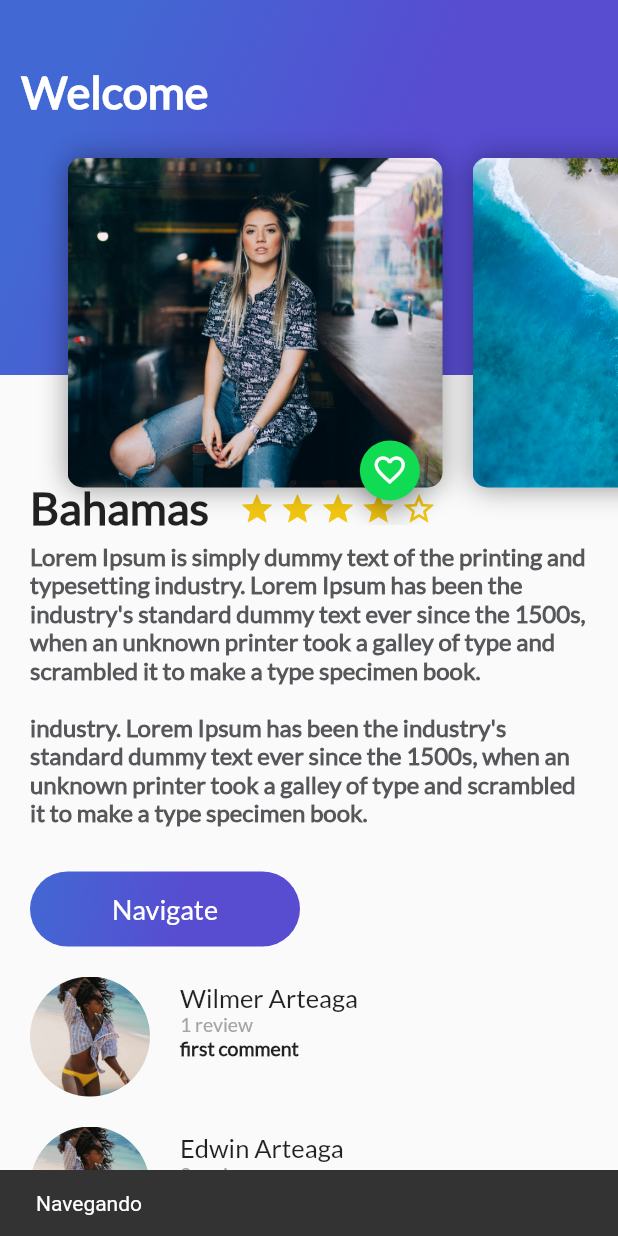
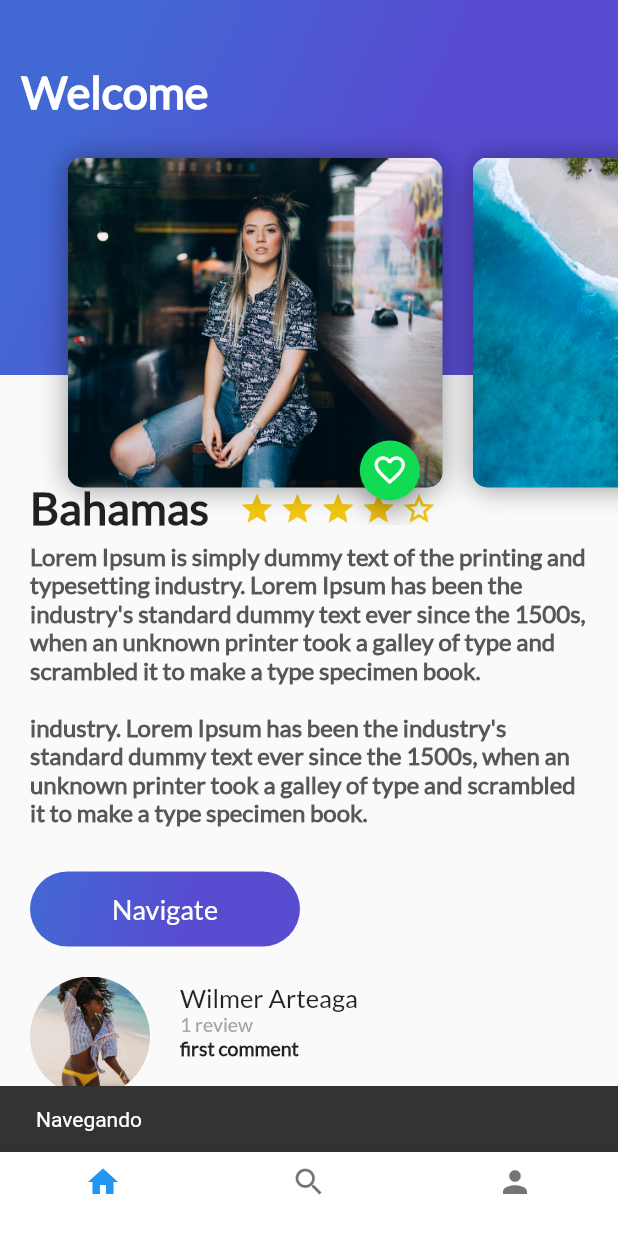
Before and after one commit to killerwilmer/flutter, a Flutter app: the screen it shows after launch, after a tap on "Navigate", on a phone screen of 412 x 824 dp. Run offline on Flutter 3.47's test engine with Material 2 defaults, Android fonts, the phone set to English and light mode, and no system bars.

Commit message:
created BottomNavigationBar

```diff
--- /dev/null
+++ b/platzi/Curso_de_Flutter/trips_app/lib/home_trips.dart
@@ -0,0 +1,32 @@
+import 'package:flutter/material.dart';
+import 'package:trips_app/review-list.dart';
+
+import 'description_place.dart';
+import 'header_appbar.dart';
+
+class HomeTrips extends StatelessWidget {
+
+  String descriptionDummy = "Lorem Ipsum is simply dummy text of the printing and typesetting "
+      "industry. Lorem Ipsum has been the industry's standard "
+      "dummy text ever since the 1500s, when an unknown printer "
+      "took a galley of type and scrambled it to make a type specimen book." + "\n\n"
+      "industry. Lorem Ipsum has been the industry's standard "
+      "dummy text ever since the 1500s, when an unknown printer "
+      "took a galley of type and scrambled it to make a type specimen book.";
+
+
+  @override
+  Widget build(BuildContext context) {
+    return Stack(
+      children: <Widget>[
+        ListView(
+          children: <Widget>[
+            DescriptionPlace("Bahamas", 4, descriptionDummy),
+            ReviewList()
+          ],
+        ),
+        HeaderAppBar()
+      ],
+    );
+  }
+}
--- /dev/null
+++ b/platzi/Curso_de_Flutter/trips_app/lib/killer_trips.dart
@@ -0,0 +1,47 @@
+import 'package:flutter/material.dart';
+import 'home_trips.dart';
+import 'search_trips.dart';
+import 'profile_trips.dart';
+
+class KillerTrips extends StatefulWidget {
+  @override
+  State<StatefulWidget> createState() {
+    return _KillerTrips();
+  }
+}
+
+class _KillerTrips extends State<KillerTrips> {
+  int indexTap = 0;
+
+  final List<Widget> widgetsChildren = [
+    HomeTrips(),
+    SearchTrips(),
+    ProfileTrips()
+  ];
+
+  void onTapTapped(int index) {
+    setState(() {
+      indexTap = index;
+    });
+  }
+
+  @override
+  Widget build(BuildContext context) {
+    return Scaffold(
+      body: widgetsChildren[indexTap],
+      bottomNavigationBar: Theme(
+        data: Theme.of(context)
+            .copyWith(canvasColor: Colors.white, primaryColor: Colors.purple),
+        child: BottomNavigationBar(
+          onTap: onTapTapped,
+          currentIndex: indexTap,
+            items: [
+              BottomNavigationBarItem(icon: Icon(Icons.home), title: Text("")),
+              BottomNavigationBarItem(icon: Icon(Icons.search), title: Text("")),
+              BottomNavigationBarItem(icon: Icon(Icons.person), title: Text(""))
+            ]
+        ),
+      ),
+    );
+  }
+}
--- a/platzi/Curso_de_Flutter/trips_app/lib/main.dart
+++ b/platzi/Curso_de_Flutter/trips_app/lib/main.dart
@@ -1,42 +1,17 @@
 import 'package:flutter/material.dart';
-import 'description_place.dart';
-import 'review-list.dart';
-import 'gradient_back.dart';
-import 'header_appbar.dart';
+import 'killer_trips.dart';
 
 void main() => runApp(MyApp());
 
 class MyApp extends StatelessWidget {
-  // This widget is the root of your application.
-  String descriptionDummy = "Lorem Ipsum is simply dummy text of the printing and typesetting "
-      "industry. Lorem Ipsum has been the industry's standard "
-      "dummy text ever since the 1500s, when an unknown printer "
-      "took a galley of type and scrambled it to make a type specimen book." + "\n\n"
-      "industry. Lorem Ipsum has been the industry's standard "
-      "dummy text ever since the 1500s, when an unknown printer "
-      "took a galley of type and scrambled it to make a type specimen book.";
-
   @override
   Widget build(BuildContext context) {
     return MaterialApp(
-      title: 'Flutter Demo',
-      theme: ThemeData(
-        primarySwatch: Colors.blue,
-      ),
-      home: Scaffold(
-        //body: new DescriptionPlace("Bahamas", 4, descriptionDummy),
-        body: Stack(
-          children: <Widget>[
-            ListView(
-              children: <Widget>[
-                DescriptionPlace("Bahamas", 4, descriptionDummy),
-                ReviewList()
-              ],
-            ),
-            HeaderAppBar()
-          ],
+        title: 'Flutter Demo',
+        theme: ThemeData(
+          primarySwatch: Colors.blue,
         ),
-      )
+        home: KillerTrips()
     );
   }
 }
--- /dev/null
+++ b/platzi/Curso_de_Flutter/trips_app/lib/profile_trips.dart
@@ -0,0 +1,11 @@
+import 'package:flutter/material.dart';
+
+class ProfileTrips extends StatelessWidget {
+  @override
+  Widget build(BuildContext context) {
+    return Container(
+      color: Colors.indigo,
+    );
+  }
+
+}
--- /dev/null
+++ b/platzi/Curso_de_Flutter/trips_app/lib/search_trips.dart
@@ -0,0 +1,11 @@
+import 'package:flutter/material.dart';
+
+class SearchTrips extends StatelessWidget {
+  @override
+  Widget build(BuildContext context) {
+    return Container (
+      color: Colors.greenAccent,
+    );
+  }
+
+}
```
